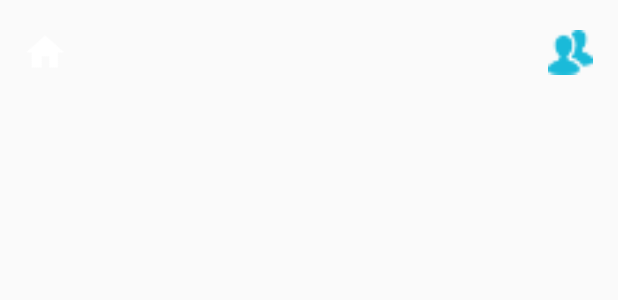
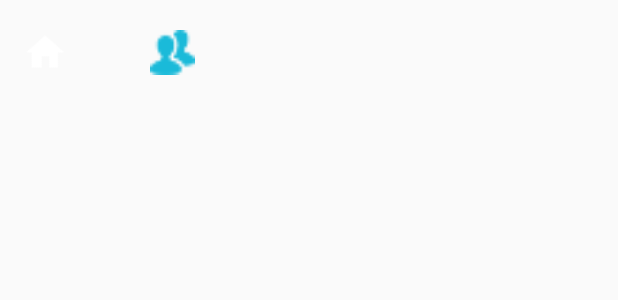
Before and after one commit to ltt379/SunnyWeather, an Android app: the layout now.xml on its own in the app's theme, with its tools: preview values and no code run, on a phone screen of 412 x 824 dp. Shown: the top 300 px of the screen. Run offline under Robolectric (Android 15) with nearby library versions, the phone set to English and light mode, and no system bars.

Commit message:
First commit.

```diff
--- a/app/src/main/res/layout/now.xml
+++ b/app/src/main/res/layout/now.xml
@@ -23,7 +23,7 @@
             android:id="@+id/usrBtn"
             android:layout_width="30dp"
             android:layout_height="30dp"
-            android:layout_marginLeft="365dp"
+            android:layout_marginLeft="100dp"
             android:layout_gravity="center_vertical"
             android:background="@drawable/ic_user" />
         <TextView
```
Also changed, not shown: app/src/main/res/layout/forecast.xml (+6 -4 lines), 2 other files.
